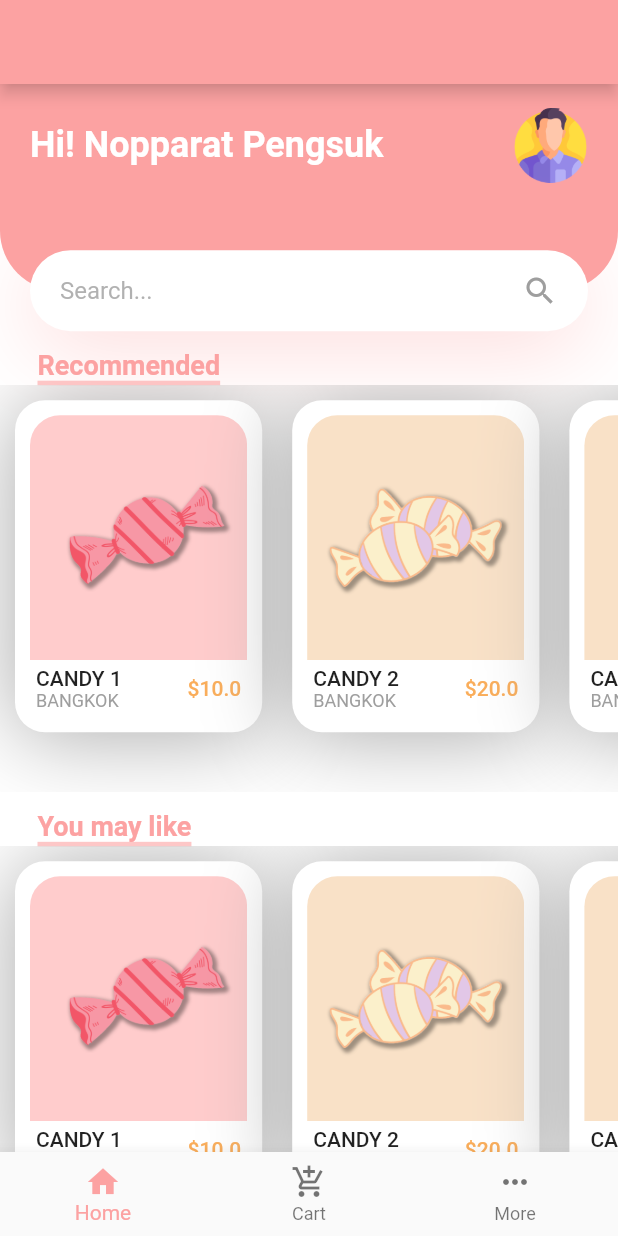
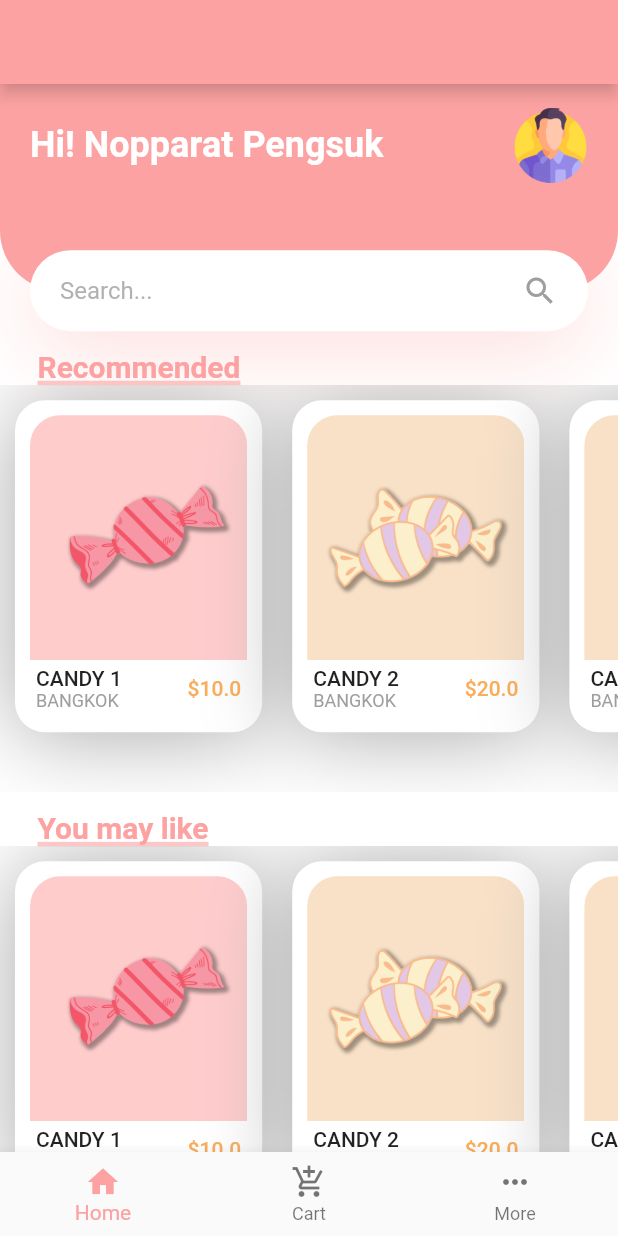
Before and after one commit to itsmebabysmiley/karkarapp, a Flutter app: the HomePage screen opened by its route, on a phone screen of 412 x 824 dp. Run offline on Flutter 3.47's test engine with Material 2 defaults, Android fonts, the phone set to English and light mode, and no system bars; our stand-ins replace flutter_rating_bar.

Commit message:
changed font style

```diff
--- a/lib/components/custom_bold_underline_text.dart
+++ b/lib/components/custom_bold_underline_text.dart
@@ -15,10 +15,7 @@ class CustomBUText extends StatelessWidget {
             padding: const EdgeInsets.only(left: 5),
             child: Text(
               text,
-              style: const TextStyle(
-                  fontSize: 18,
-                  fontWeight: FontWeight.bold,
-                  color: cPrimaryColor),
+              style: Theme.of(context).textTheme.headline6?.copyWith(color: cPrimaryColor, fontWeight: FontWeight.bold),
             ),
           ),
           Positioned(
```
